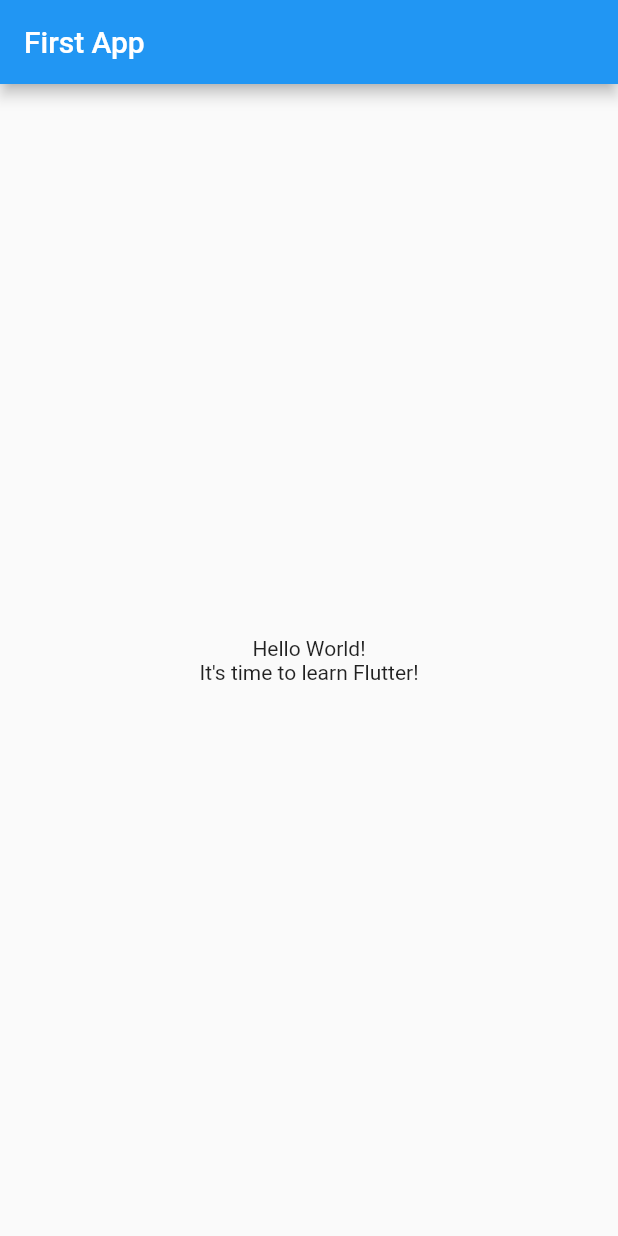
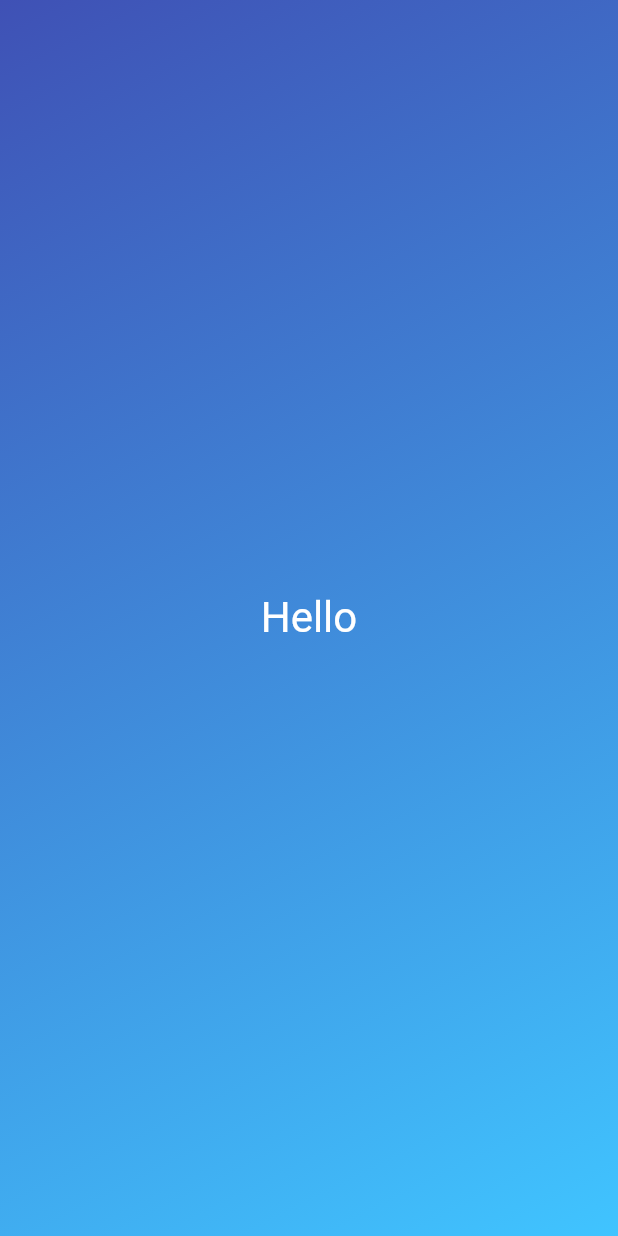
Before and after one commit to Arthurgt/Flutter-Roll-Dice, a Flutter app: the screen it shows after launch, on a phone screen of 412 x 824 dp. Run offline on Flutter 3.47's test engine with Material 2 defaults, Android fonts, the phone set to English and light mode, and no system bars.

Commit message:
commit_2 - Created core of the application

```diff
--- a/lib/main.dart
+++ b/lib/main.dart
@@ -1,37 +1,24 @@
 import 'package:flutter/material.dart';
 
 void main() {
-  runApp(const MyApp());
-}
-
-class MyApp extends StatelessWidget {
-  const MyApp({super.key});
-
-  @override
-  Widget build(BuildContext context) {
-    return MaterialApp(
-      title: 'Flutter Demo',
-      theme: ThemeData(
-        primarySwatch: Colors.blue,
-      ),
+  runApp(
+    MaterialApp(
       home: Scaffold(
-        appBar: AppBar(
-          title: const Text('First App'),
-        ),
-        body: Center(
-          child: Column(
-            mainAxisAlignment: MainAxisAlignment.center,
-            children: const [
-              Text(
-                'Hello World!',
-              ),
-              Text(
-                'It\'s time to learn Flutter!',
-              ),
-            ],
+        body: Container(
+          decoration: BoxDecoration(
+            gradient: LinearGradient(
+                colors: [Colors.indigo, Colors.lightBlueAccent],
+                begin: Alignment.topLeft,
+                end: Alignment.bottomRight),
+          ),
+          child: const Center(
+            child: Text(
+              'Hello',
+              style: TextStyle(color: Colors.white, fontSize: 28),
+            ),
           ),
         ),
       ),
-    );
-  }
+    ),
+  );
 }
```
